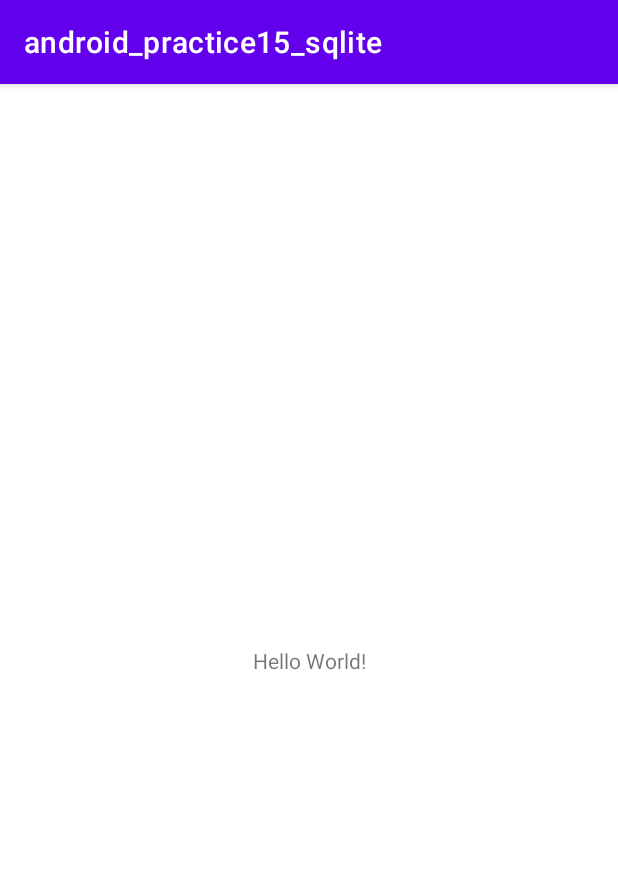
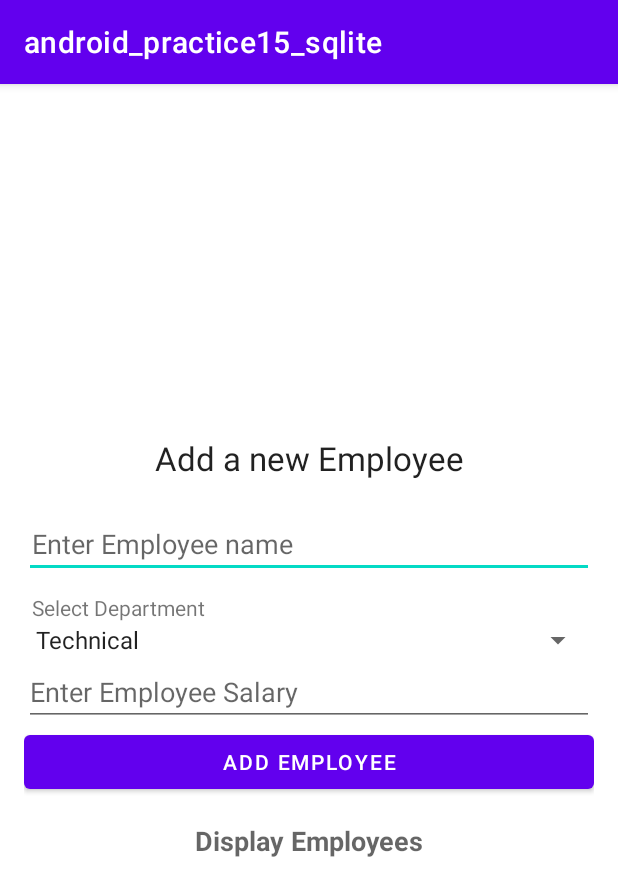
Before and after one commit to sumitdesai1997/android_practice15_sqlite, an Android app: the screen it shows after launch (MainActivity), on a phone screen of 412 x 824 dp. Shown: the top 896 px of the screen. Run offline under Robolectric (Android 15) with nearby library versions, the phone set to English and light mode, and no system bars.

Commit message:
Creating database, creating table and inserting data

```diff
--- a/app/src/main/java/com/example/android_practice15_sqlite/MainActivity.java
+++ b/app/src/main/java/com/example/android_practice15_sqlite/MainActivity.java
@@ -2,13 +2,112 @@ package com.example.android_practice15_sqlite;
 
 import androidx.appcompat.app.AppCompatActivity;
 
+import android.content.Intent;
+import android.database.sqlite.SQLiteDatabase;
 import android.os.Bundle;
+import android.util.Log;
+import android.view.View;
+import android.widget.EditText;
+import android.widget.Spinner;
+import android.widget.Toast;
 
-public class MainActivity extends AppCompatActivity {
+import java.text.SimpleDateFormat;
+import java.util.Calendar;
+
+public class MainActivity extends AppCompatActivity implements View.OnClickListener{
+
+    EditText etName, etSalary;
+    Spinner spinnerDept;
+
+    public static final String DATABASE_NAME = "employee_database";
+
+    // 1st step: declare an instance of SQLite database
+    SQLiteDatabase sqLiteDatabase;
 
     @Override
     protected void onCreate(Bundle savedInstanceState) {
         super.onCreate(savedInstanceState);
         setContentView(R.layout.activity_main);
+
+        etName = findViewById(R.id.et_name);
+        etSalary = findViewById(R.id.et_salary);
+        spinnerDept = findViewById(R.id.spinner_dept);
+
+        findViewById(R.id.btn_add_employee).setOnClickListener(this);
+        findViewById(R.id.tv_display_employees).setOnClickListener(this);
+
+        // 2nd step: create database and create table
+        sqLiteDatabase = openOrCreateDatabase(DATABASE_NAME, MODE_PRIVATE, null);
+        createTable();
+
+        // 3rd step: perform CRUD operations in project as per project requirement
+    }
+
+    private void createTable() {
+        String sql = "CREATE TABLE IF NOT EXISTS employee (" +
+                "id INTEGER NOT NULL CONSTRAINT employee_pk PRIMARY KEY AUTOINCREMENT, " +
+                "name VARCHAR(20) NOT NULL, " +
+                "department VARCHAR(20) NOT NULL, " +
+                "joining_date DATETIME NOT NULL, " +
+                "salary DOUBLE NOT NULL);";
+        sqLiteDatabase.execSQL(sql);
+    }
+
+    @Override
+    public void onClick(View v) {
+        switch (v.getId()) {
+            case R.id.btn_add_employee:
+                addEmployee();
+                break;
+            case R.id.tv_display_employees:
+                // navigate to Employees activity
+                //startActivity(new Intent(this, EmployeeActivity.class));
+                break;
+        }
+    }
+
+    private void addEmployee() {
+        String name = etName.getText().toString().trim();
+        String salary = etSalary.getText().toString().trim();
+        String department = spinnerDept.getSelectedItem().toString();
+
+        // getting the current date
+        Calendar calendar = Calendar.getInstance();
+        SimpleDateFormat sdf = new SimpleDateFormat("yyyy-mm-dd hh:mm:ss");
+        String joiningDate = sdf.format(calendar.getTime());
+
+        if (name.isEmpty()) {
+            etName.setError("name field cannot be empty");
+            etName.requestFocus();
+            return;
+        }
+
+        if (salary.isEmpty()) {
+            etName.setError("salary field cannot be empty");
+            etName.requestFocus();
+            return;
+        }
+
+        String sql = "INSERT INTO employee (name, department, joining_date, salary) " +
+                "VALUES (?, ?, ?, ?);";
+        sqLiteDatabase.execSQL(sql, new String[]{name, department, joiningDate, salary});
+
+        Log.d("TAG", "addEmployee: ");
+        Toast.makeText(MainActivity.this, "Employee (" + name + ") is added", Toast.LENGTH_SHORT).show();
+        clearFields();
+    }
+
+    @Override
+    protected void onRestart() {
+        super.onRestart();
+        clearFields();
+    }
+
+    private void clearFields() {
+        etName.setText("");
+        etSalary.setText("");
+        spinnerDept.setSelection(0);
+        etName.clearFocus();
+        etSalary.clearFocus();
     }
 }
--- a/app/src/main/res/layout/activity_main.xml
+++ b/app/src/main/res/layout/activity_main.xml
@@ -1,18 +1,71 @@
 <?xml version="1.0" encoding="utf-8"?>
-<androidx.constraintlayout.widget.ConstraintLayout xmlns:android="http://schemas.android.com/apk/res/android"
+<RelativeLayout xmlns:android="http://schemas.android.com/apk/res/android"
     xmlns:app="http://schemas.android.com/apk/res-auto"
     xmlns:tools="http://schemas.android.com/tools"
     android:layout_width="match_parent"
     android:layout_height="match_parent"
     tools:context=".MainActivity">
 
-    <TextView
-        android:layout_width="wrap_content"
+    <LinearLayout
+        android:layout_width="match_parent"
         android:layout_height="wrap_content"
-        android:text="Hello World!"
-        app:layout_constraintBottom_toBottomOf="parent"
-        app:layout_constraintLeft_toLeftOf="parent"
-        app:layout_constraintRight_toRightOf="parent"
-        app:layout_constraintTop_toTopOf="parent" />
+        android:layout_centerVertical="true"
+        android:orientation="vertical"
+        android:padding="16dp">
 
-</androidx.constraintlayout.widget.ConstraintLayout>
+        <TextView
+            android:layout_width="match_parent"
+            android:layout_height="wrap_content"
+            android:text="@string/add_a_new_employee"
+            android:textAlignment="center"
+            android:textAppearance="@style/TextAppearance.AppCompat.Large"/>
+
+        <EditText
+            android:id="@+id/et_name"
+            android:layout_width="match_parent"
+            android:layout_height="wrap_content"
+            android:layout_marginTop="20dp"
+            android:paddingHorizontal="5dp"
+            android:hint="Enter Employee name"/>
+
+        <TextView
+            android:layout_width="match_parent"
+            android:layout_height="wrap_content"
+            android:layout_marginTop="10dp"
+            android:paddingHorizontal="5dp"
+            android:text="Select Department" />
+
+        <Spinner
+            android:id="@+id/spinner_dept"
+            android:layout_width="match_parent"
+            android:layout_height="wrap_content"
+            android:entries="@array/departments"/>
+
+        <EditText
+            android:layout_width="match_parent"
+            android:layout_height="wrap_content"
+            android:id="@+id/et_salary"
+            android:inputType="number"
+            android:digits="0123456789"
+            android:hint="Enter Employee Salary" />
+
+        <Button
+            android:layout_width="match_parent"
+            android:layout_height="wrap_content"
+            android:id="@+id/btn_add_employee"
+            android:text="Add employee" />
+
+        <TextView
+            android:layout_width="match_parent"
+            android:layout_height="wrap_content"
+            android:padding="16dp"
+            android:id="@+id/tv_display_employees"
+            android:text="Display Employees"
+            android:textAlignment="center"
+            android:textAppearance="@style/TextAppearance.AppCompat.Medium"
+            android:textStyle="bold" />
+    </LinearLayout>
+
+
+
+</RelativeLayout>
--- a/app/src/main/res/values/strings.xml
+++ b/app/src/main/res/values/strings.xml
@@ -1,3 +1,12 @@
 <resources>
     <string name="app_name">android_practice15_sqlite</string>
+    <string name="add_a_new_employee">Add a new Employee</string>
+
+    <string-array name="departments">
+        <item>Technical</item>
+        <item>Support</item>
+        <item>Research and Development</item>
+        <item>Marketing</item>
+        <item>Human Resource</item>
+    </string-array>
 </resources>
```
